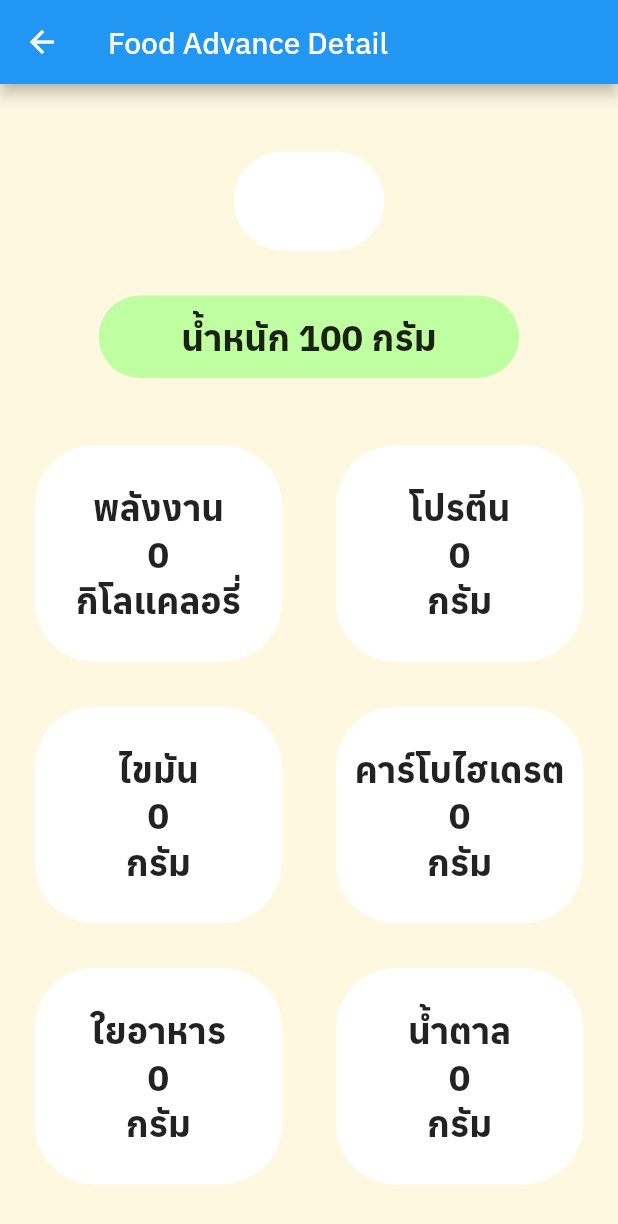
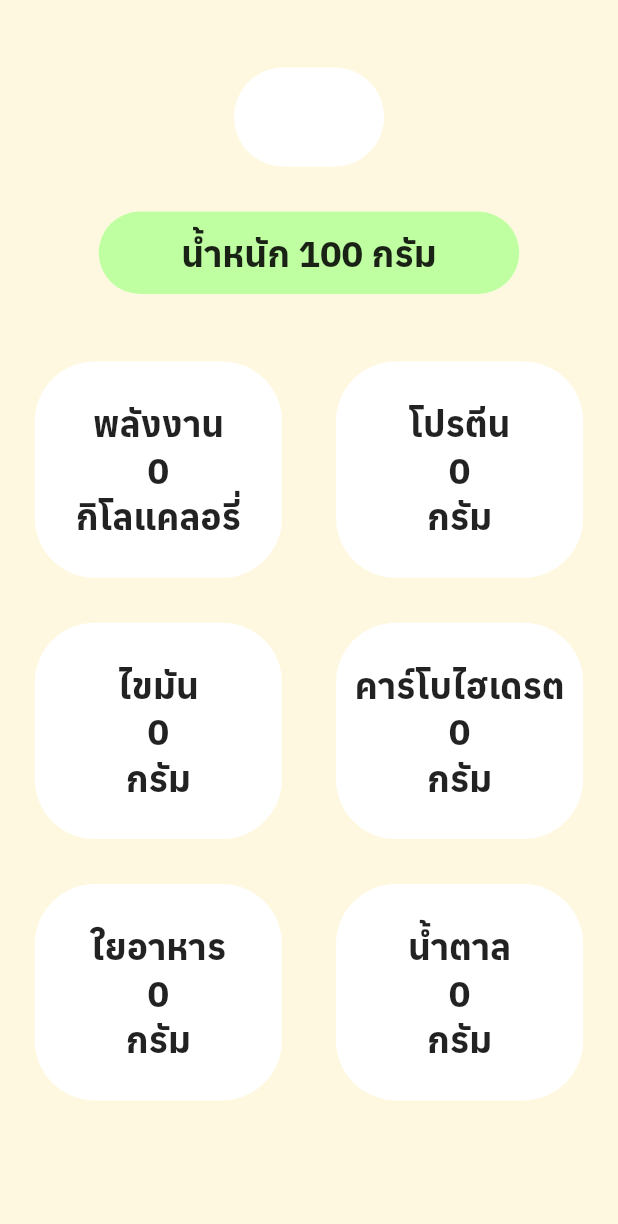
Before and after one commit to AINutritionProject/KinDeeUDee, a Flutter app: the FoodAdvanceDetailPage screen opened directly with empty values, on a phone screen of 412 x 824 dp. Shown: the top 1224 px of the screen. Run offline on Flutter 3.47's test engine with Material 2 defaults, Android fonts, the phone set to English and light mode, and no system bars; our stand-ins replace camera, cloud_firestore, csv, dotted_border, email_validator, firebase_auth and 7 more; accounts and stored records are empty; project files that could hold a hidden picture were left out.

Commit message:
remove appbar from food_advance_detail page

```diff
--- a/lib/pages/food_advance_detail.dart
+++ b/lib/pages/food_advance_detail.dart
@@ -11,7 +11,6 @@ class FoodAdvanceDetailPage extends StatelessWidget {
   Widget build(BuildContext context) {
     return Scaffold(
       backgroundColor: const Color.fromRGBO(255, 248, 225, 1),
-      appBar: AppBar(title: const Text("Food Advance Detail")),
       body: SingleChildScrollView(
         child: Column(
           children: [
```
